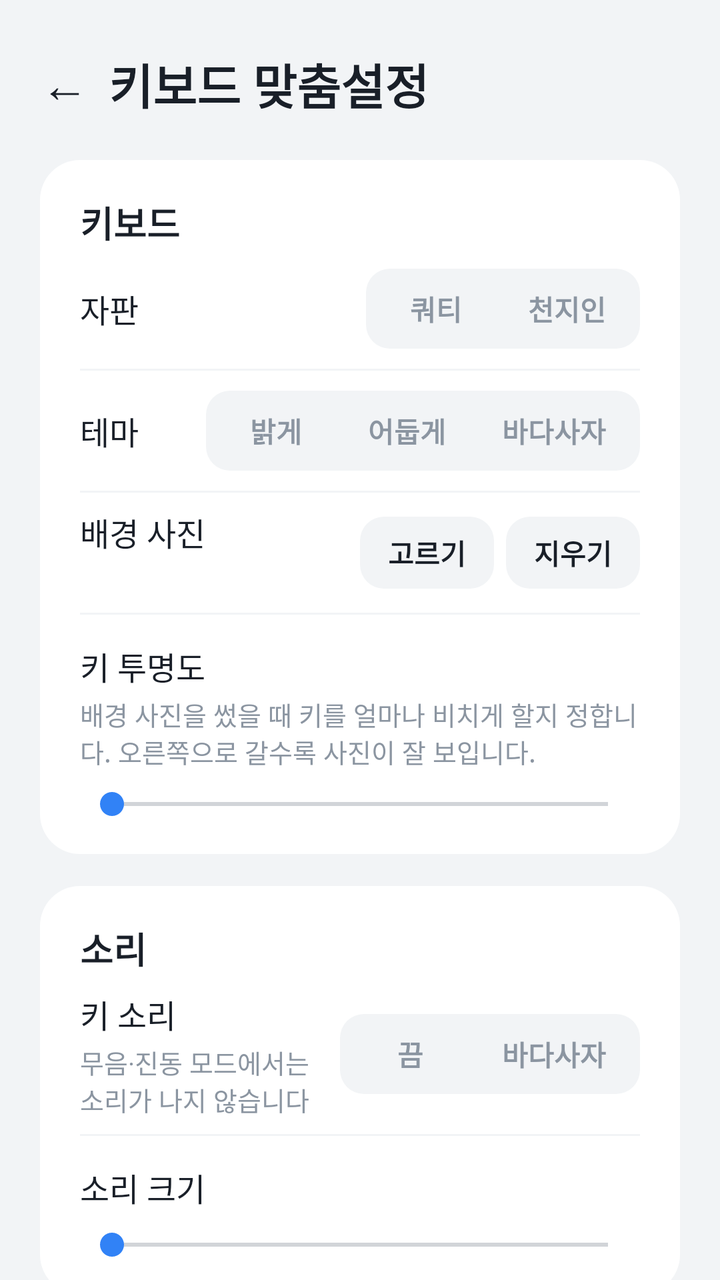
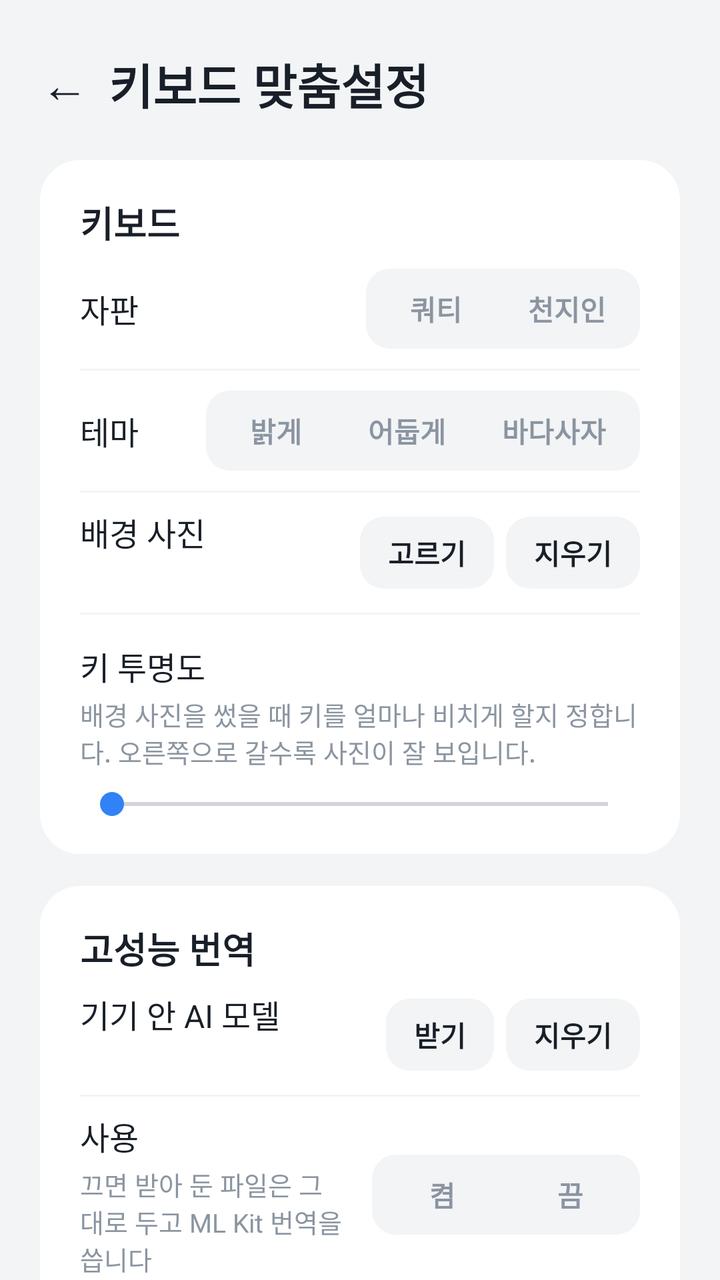

The first picture is an Android layout as it rendered before a commit; the second is the same layout after the commit. The layout source and the unified diff follow.
<!-- AndroidManifest.xml: application theme Theme.SpellKeyboard -->
<!-- res/layout/activity_settings.xml -->
<?xml version="1.0" encoding="utf-8"?>
<ScrollView xmlns:android="http://schemas.android.com/apk/res/android"
    android:fitsSystemWindows="true"
    xmlns:app="http://schemas.android.com/apk/res-auto"
    android:id="@+id/settings_scroll"
    android:layout_width="match_parent"
    android:layout_height="match_parent"
    android:background="@color/toss_bg"
    android:fillViewport="true"
    android:importantForAutofill="noExcludeDescendants"
    android:scrollbars="none">

    <LinearLayout
        android:layout_width="match_parent"
        android:layout_height="wrap_content"
        android:orientation="vertical"
        android:paddingHorizontal="20dp"
        android:paddingTop="20dp"
        android:paddingBottom="40dp">

        <LinearLayout
            android:layout_width="match_parent"
            android:layout_height="wrap_content"
            android:gravity="center_vertical"
            android:orientation="horizontal">

            <TextView
                android:id="@+id/back_button"
                android:layout_width="44dp"
                android:layout_height="44dp"
                android:layout_marginStart="-10dp"
                android:background="?attr/selectableItemBackgroundBorderless"
                android:clickable="true"
                android:contentDescription="@string/back"
                android:focusable="true"
                android:gravity="center"
                android:text="←"
                android:textColor="@color/toss_text"
                android:textSize="24sp" />

            <TextView
                android:layout_width="wrap_content"
                android:layout_height="wrap_content"
                android:text="@string/settings_title"
                android:textColor="@color/toss_text"
                android:textSize="24sp"
                android:textStyle="bold" />
        </LinearLayout>

        
        
        <LinearLayout style="@style/Card">
            <TextView style="@style/CardTitle" android:text="@string/section_keyboard" />

            <LinearLayout style="@style/Row">
                <LinearLayout style="@style/RowText">
                    <TextView style="@style/RowTitle" android:text="@string/setting_layout" />
                </LinearLayout>
                <LinearLayout style="@style/Segment">
                    <TextView android:id="@+id/layout_qwerty" style="@style/SegmentItem" android:text="@string/setting_layout_qwerty" />
                    <TextView android:id="@+id/layout_cheonjiin" style="@style/SegmentItem" android:text="@string/setting_layout_cheonjiin" />
                </LinearLayout>
            </LinearLayout>

            <View style="@style/Divider" />

            <LinearLayout style="@style/Row">
                <LinearLayout style="@style/RowText">
                    <TextView style="@style/RowTitle" android:text="@string/setting_theme" />
                </LinearLayout>
                <LinearLayout style="@style/Segment">
                    <TextView android:id="@+id/theme_light" style="@style/SegmentItem" android:text="@string/setting_theme_light" />
                    <TextView android:id="@+id/theme_dark" style="@style/SegmentItem" android:text="@string/setting_theme_dark" />
                    <TextView android:id="@+id/theme_sealion" style="@style/SegmentItem" android:text="@string/setting_theme_sealion" />
                </LinearLayout>
            </LinearLayout>

            <View style="@style/Divider" />

            <LinearLayout style="@style/Row">
                <LinearLayout style="@style/RowText">
                    <TextView style="@style/RowTitle" android:text="@string/setting_background" />
                    <TextView android:id="@+id/background_status" style="@style/RowSub" />
                </LinearLayout>
                <TextView android:id="@+id/background_pick" style="@style/Pill" android:text="@string/setting_background_pick" />
                <TextView
                    android:id="@+id/background_clear"
                    style="@style/Pill"
                    android:layout_marginStart="6dp"
                    android:text="@string/setting_background_clear" />
            </LinearLayout>

            <View style="@style/Divider" />

            <LinearLayout
                android:layout_width="match_parent"
                android:layout_height="wrap_content"
                android:orientation="vertical"
                android:paddingTop="14dp"
                android:paddingBottom="6dp">

                <LinearLayout
                    android:layout_width="match_parent"
                    android:layout_height="wrap_content"
                    android:orientation="horizontal">

                    <TextView
                        style="@style/RowTitle"
                        android:layout_width="0dp"
                        android:layout_weight="1"
                        android:text="@string/setting_key_transparency" />

                    <TextView
                        android:id="@+id/key_transparency_value"
                        android:layout_width="wrap_content"
                        android:layout_height="wrap_content"
                        android:textColor="@color/toss_blue"
                        android:textSize="16sp"
                        android:textStyle="bold" />
                </LinearLayout>

                <TextView style="@style/RowSub" android:text="@string/setting_key_transparency_sub" />

                <SeekBar
                    android:id="@+id/key_transparency"
                    android:layout_width="match_parent"
                    android:layout_height="wrap_content"
                    android:layout_marginTop="8dp"
                    android:max="100" />
            </LinearLayout>
        </LinearLayout>

        
        <LinearLayout style="@style/Card">
            <TextView style="@style/CardTitle" android:text="@string/section_sound" />

            <LinearLayout style="@style/Row">
                <LinearLayout style="@style/RowText">
                    <TextView style="@style/RowTitle" android:text="@string/setting_key_sound" />
                    <TextView style="@style/RowSub" android:text="@string/setting_key_sound_sub" />
                </LinearLayout>
                <LinearLayout style="@style/Segment">
                    <TextView android:id="@+id/sound_none" style="@style/SegmentItem" android:text="@string/setting_sound_none" />
                    <TextView android:id="@+id/sound_sealion" style="@style/SegmentItem" android:text="@string/setting_sound_sealion" />
                </LinearLayout>
            </LinearLayout>

            <View style="@style/Divider" />

            <LinearLayout
                android:layout_width="match_parent"
                android:layout_height="wrap_content"
                android:orientation="vertical"
                android:paddingTop="14dp"
                android:paddingBottom="6dp">

                <LinearLayout
                    android:layout_width="match_parent"
                    android:layout_height="wrap_content"
                    android:orientation="horizontal">

                    <TextView
                        style="@style/RowTitle"
                        android:layout_width="0dp"
                        android:layout_weight="1"
                        android:text="@string/setting_sound_volume" />

                    <TextView
                        android:id="@+id/sound_volume_value"
                        android:layout_width="wrap_content"
                        android:layout_height="wrap_content"
                        android:textColor="@color/toss_blue"
                        android:textSize="16sp"
                        android:textStyle="bold" />
                </LinearLayout>

                <SeekBar
                    android:id="@+id/sound_volume"
                    android:layout_width="match_parent"
                    android:layout_height="wrap_content"
                    android:layout_marginTop="8dp"
                    android:max="100" />
            </LinearLayout>
        </LinearLayout>

        <TextView
            style="@style/Caption"
            android:layout_marginTop="20dp"
            android:paddingHorizontal="4dp"
            android:text="@string/privacy_notice" />
    </LinearLayout>
</ScrollView>
<!-- resources referenced by this layout -->
<resources>
  <color name="toss_bg">#F2F4F6</color>
  <color name="toss_blue">#3182F6</color>
  <color name="toss_text">#191F28</color>
  <string name="back">뒤로</string>
  <string name="privacy_notice">실시간 교정과 \'전체\' 교정은 전부 기기 안에서 처리합니다. 글이 기기 밖으로 나가는 것은 AI 교정·AI 번역을 직접 누를 때뿐입니다. 비밀번호·이메일·URL 입력란에서는 교정도 AI 도 자동으로 꺼집니다.</string>
  <string name="section_keyboard">키보드</string>
  <string name="section_sound">소리</string>
  <string name="setting_background">배경 사진</string>
  <string name="setting_background_clear">지우기</string>
  <string name="setting_background_pick">고르기</string>
  <string name="setting_key_sound">키 소리</string>
  <string name="setting_key_sound_sub">무음·진동 모드에서는 소리가 나지 않습니다</string>
  <string name="setting_key_transparency">키 투명도</string>
  <string name="setting_key_transparency_sub">배경 사진을 썼을 때 키를 얼마나 비치게 할지 정합니다. 오른쪽으로 갈수록 사진이 잘 보입니다.</string>
  <string name="setting_layout">자판</string>
  <string name="setting_layout_cheonjiin">천지인</string>
  <string name="setting_layout_qwerty">쿼티</string>
  <string name="setting_sound_none">끔</string>
  <string name="setting_sound_sealion">바다사자</string>
  <string name="setting_sound_volume">소리 크기</string>
  <string name="setting_theme">테마</string>
  <string name="setting_theme_dark">어둡게</string>
  <string name="setting_theme_light">밝게</string>
  <string name="setting_theme_sealion">바다사자</string>
  <string name="settings_title">키보드 맞춤설정</string>
  <style name="Divider">
          <item name="android:layout_width">match_parent</item>
          <item name="android:layout_height">1dp</item>
          <item name="android:background">@color/toss_divider</item>
      </style>
  <style name="RowText">
          <item name="android:layout_width">0dp</item>
          <item name="android:layout_height">wrap_content</item>
          <item name="android:layout_weight">1</item>
          <item name="android:layout_marginEnd">12dp</item>
          <item name="android:orientation">vertical</item>
      </style>
  <style name="RowTitle">
          <item name="android:layout_width">wrap_content</item>
          <item name="android:layout_height">wrap_content</item>
          <item name="android:textColor">@color/toss_text</item>
          <item name="android:textSize">16sp</item>
      </style>
  <color name="toss_text3">#8B95A1</color>
  <!-- drawable bg_card (drawable) -->
  <?xml version="1.0" encoding="utf-8"?>
  <shape xmlns:android="http://schemas.android.com/apk/res/android" android:shape="rectangle">
      <solid android:color="@color/toss_card" />
      <corners android:radius="20dp" />
  </shape>
  <color name="toss_divider">#F2F4F6</color>
  <!-- drawable bg_segment (drawable) -->
  <?xml version="1.0" encoding="utf-8"?>
  <shape xmlns:android="http://schemas.android.com/apk/res/android" android:shape="rectangle">
      <solid android:color="@color/toss_fill" />
      <corners android:radius="12dp" />
  </shape>
  <color name="toss_text2">#4E5968</color>
  <color name="toss_card">#FFFFFF</color>
  <color name="toss_fill_pressed">#E5E8EB</color>
  <color name="toss_fill">#F2F4F6</color>
  <!-- unchanged entries left out for length: 11 -->
</resources>

<!-- the commit's change to res/layout/activity_settings.xml (unified diff, before → after) -->
@@ -132,6 +132,56 @@
 
         
         <LinearLayout style="@style/Card">
+            <TextView style="@style/CardTitle" android:text="@string/section_llm" />
+
+            <LinearLayout style="@style/Row">
+                <LinearLayout style="@style/RowText">
+                    <TextView style="@style/RowTitle" android:text="@string/setting_llm_title" />
+                    <TextView android:id="@+id/llm_status" style="@style/RowSub" />
+                </LinearLayout>
+                <TextView android:id="@+id/llm_action" style="@style/Pill" android:text="@string/setting_llm_get" />
+                <TextView
+                    android:id="@+id/llm_delete"
+                    style="@style/Pill"
+                    android:layout_marginStart="6dp"
+                    android:text="@string/setting_llm_delete" />
+            </LinearLayout>
+
+            <ProgressBar
+                android:id="@+id/llm_progress"
+                style="?android:attr/progressBarStyleHorizontal"
+                android:layout_width="match_parent"
+                android:layout_height="6dp"
+                android:layout_marginBottom="8dp"
+                android:max="1000"
+                android:visibility="gone" />
+
+            <View style="@style/Divider" />
+
+            <LinearLayout style="@style/Row" android:id="@+id/llm_use_row">
+                <LinearLayout style="@style/RowText">
+                    <TextView style="@style/RowTitle" android:text="@string/setting_llm_use" />
+                    <TextView style="@style/RowSub" android:text="@string/setting_llm_use_sub" />
+                </LinearLayout>
+                <LinearLayout style="@style/Segment">
+                    <TextView android:id="@+id/llm_on" style="@style/SegmentItem" android:text="@string/setting_llm_on" />
+                    <TextView android:id="@+id/llm_off" style="@style/SegmentItem" android:text="@string/setting_llm_off" />
+                </LinearLayout>
+            </LinearLayout>
+
+            <TextView
+                style="@style/RowSub"
+                android:layout_marginTop="4dp"
+                android:layout_marginBottom="10dp"
+                android:text="@string/setting_llm_intro" />
+            <TextView
+                style="@style/RowSub"
+                android:layout_marginBottom="12dp"
+                android:text="@string/setting_llm_size" />
+        </LinearLayout>
+
+        
+        <LinearLayout style="@style/Card">
             <TextView style="@style/CardTitle" android:text="@string/section_sound" />
 
             <LinearLayout style="@style/Row">
<!-- resource entries referenced after the edit -->
@@ -6,6 +6,7 @@
   <string name="back">뒤로</string>
   <string name="privacy_notice">실시간 교정과 \'전체\' 교정은 전부 기기 안에서 처리합니다. 글이 기기 밖으로 나가는 것은 AI 교정·AI 번역을 직접 누를 때뿐입니다. 비밀번호·이메일·URL 입력란에서는 교정도 AI 도 자동으로 꺼집니다.</string>
   <string name="section_keyboard">키보드</string>
+  <string name="section_llm">고성능 번역</string>
   <string name="section_sound">소리</string>
   <string name="setting_background">배경 사진</string>
   <string name="setting_background_clear">지우기</string>
@@ -17,6 +18,15 @@
   <string name="setting_layout">자판</string>
   <string name="setting_layout_cheonjiin">천지인</string>
   <string name="setting_layout_qwerty">쿼티</string>
+  <string name="setting_llm_delete">지우기</string>
+  <string name="setting_llm_get">받기</string>
+  <string name="setting_llm_intro">휴대폰 안에서 도는 AI 모델로 영어·일본어·중국어 번역을 더 자연스럽게 합니다. 파일을 한 번 받아 두면 이후에는 통신도, 요금도, 사용 한도도 없고 번역하는 글이 휴대폰 밖으로 나가지 않습니다.</string>
+  <string name="setting_llm_off">끔</string>
+  <string name="setting_llm_on">켬</string>
+  <string name="setting_llm_size">받는 파일은 약 3GB입니다. 와이파이로 받기를 권합니다. 번역할 때만 메모리를 쓰며, 쓰지 않으면 저절로 비웁니다.</string>
+  <string name="setting_llm_title">기기 안 AI 모델</string>
+  <string name="setting_llm_use">사용</string>
+  <string name="setting_llm_use_sub">끄면 받아 둔 파일은 그대로 두고 ML Kit 번역을 씁니다</string>
   <string name="setting_sound_none">끔</string>
   <string name="setting_sound_sealion">바다사자</string>
   <string name="setting_sound_volume">소리 크기</string>
